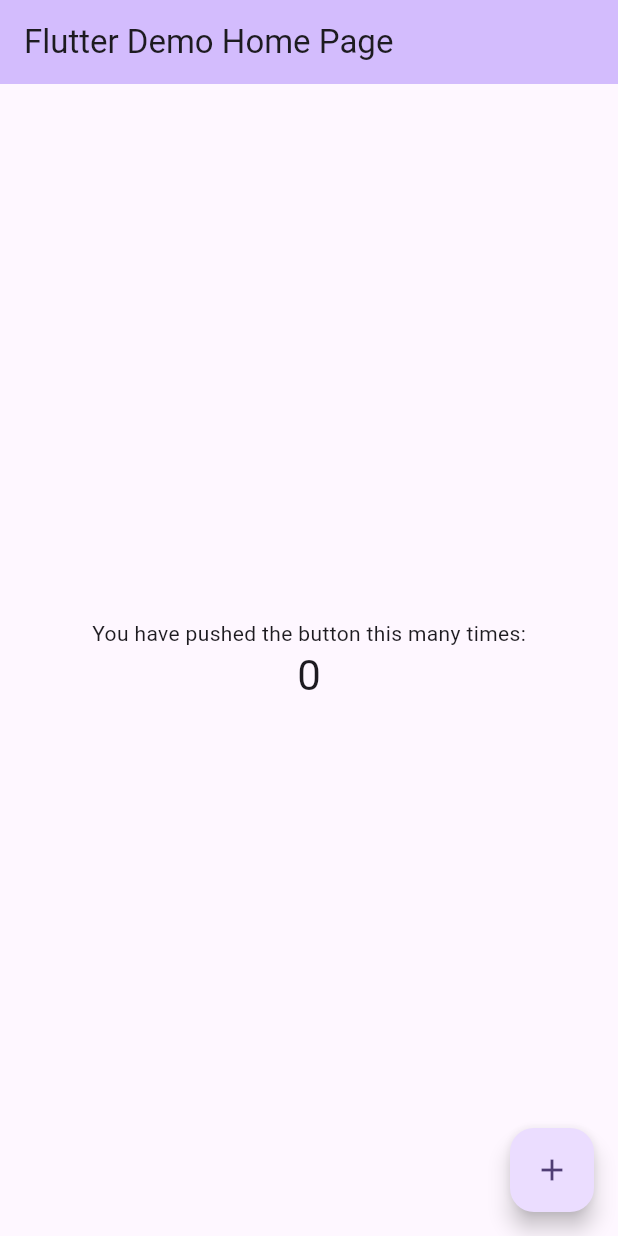
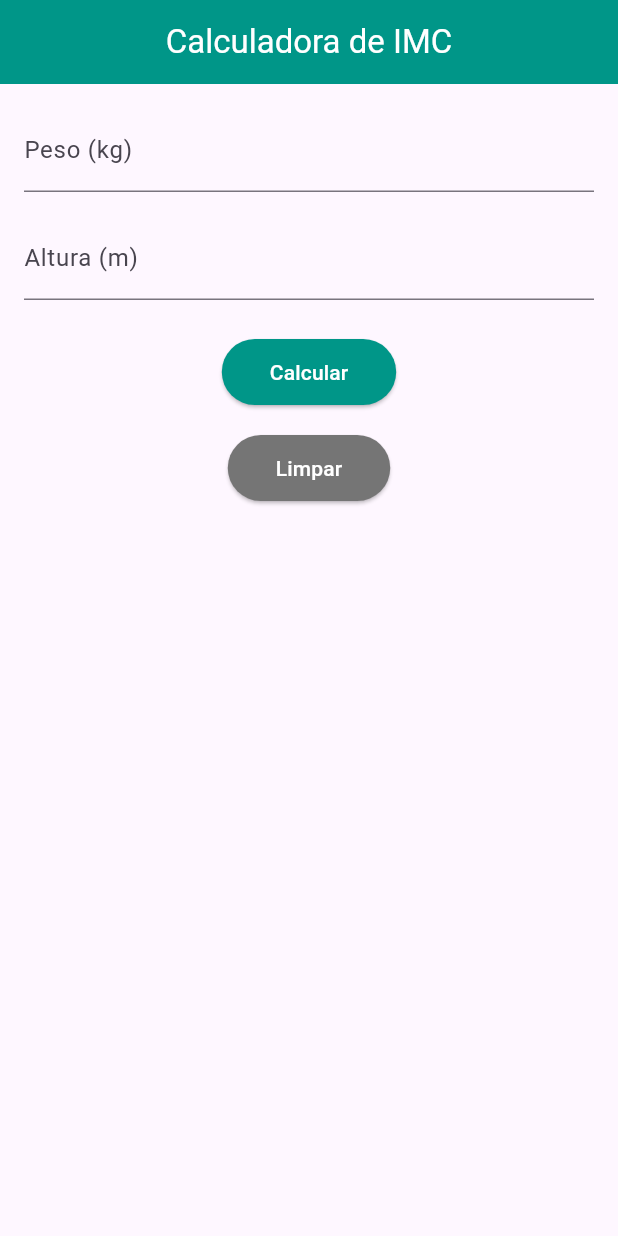
Before and after one commit to EderF-Silva/calculadora_imc_flutter, a Flutter app: the screen it shows after launch, on a phone screen of 412 x 824 dp. Run offline on Flutter 3.47's test engine with Material 3 defaults, Android fonts, the phone set to English and light mode, and no system bars.

Commit message:
feat: :sparkles: Implementação de tela para calculo do IMC.

```diff
--- a/lib/main.dart
+++ b/lib/main.dart
@@ -1,122 +1,134 @@
 import 'package:flutter/material.dart';
 
 void main() {
-  runApp(const MyApp());
+  runApp(MaterialApp(home: IMCCalculator(), debugShowCheckedModeBanner: false));
 }
 
-class MyApp extends StatelessWidget {
-  const MyApp({super.key});
-
-  // This widget is the root of your application.
+class IMCCalculator extends StatefulWidget {
   @override
-  Widget build(BuildContext context) {
-    return MaterialApp(
-      title: 'Flutter Demo',
-      theme: ThemeData(
-        // This is the theme of your application.
-        //
-        // TRY THIS: Try running your application with "flutter run". You'll see
-        // the application has a purple toolbar. Then, without quitting the app,
-        // try changing the seedColor in the colorScheme below to Colors.green
-        // and then invoke "hot reload" (save your changes or press the "hot
-        // reload" button in a Flutter-supported IDE, or press "r" if you used
-        // the command line to start the app).
-        //
-        // Notice that the counter didn't reset back to zero; the application
-        // state is not lost during the reload. To reset the state, use hot
-        // restart instead.
-        //
-        // This works for code too, not just values: Most code changes can be
-        // tested with just a hot reload.
-        colorScheme: ColorScheme.fromSeed(seedColor: Colors.deepPurple),
-      ),
-      home: const MyHomePage(title: 'Flutter Demo Home Page'),
-    );
-  }
+  _IMCCalculatorState createState() => _IMCCalculatorState();
 }
 
-class MyHomePage extends StatefulWidget {
-  const MyHomePage({super.key, required this.title});
+class _IMCCalculatorState extends State<IMCCalculator> {
+  final TextEditingController weightController = TextEditingController();
+  final TextEditingController heightController = TextEditingController();
 
-  // This widget is the home page of your application. It is stateful, meaning
-  // that it has a State object (defined below) that contains fields that affect
-  // how it looks.
+  double? _imc;
+  String _message = '';
+  Color _resultColor = Colors.black;
 
-  // This class is the configuration for the state. It holds the values (in this
-  // case the title) provided by the parent (in this case the App widget) and
-  // used by the build method of the State. Fields in a Widget subclass are
-  // always marked "final".
+  void _calculateIMC() {
+    double? weight = double.tryParse(weightController.text);
+    double? height = double.tryParse(heightController.text);
 
-  final String title;
+    if (weight == null || height == null || height == 0) {
+      setState(() {
+        _message = 'Por favor, insira valores válidos!';
+        _resultColor = Colors.red;
+        _imc = null;
+      });
+      return;
+    }
 
-  @override
-  State<MyHomePage> createState() => _MyHomePageState();
-}
+    double imc = weight / (height * height);
 
-class _MyHomePageState extends State<MyHomePage> {
-  int _counter = 0;
+    String classification;
+    Color color;
 
-  void _incrementCounter() {
+    if (imc < 18.5) {
+      classification = 'Abaixo do peso';
+      color = Colors.orange;
+    } else if (imc < 24.9) {
+      classification = 'Peso ideal';
+      color = Colors.green;
+    } else if (imc < 29.9) {
+      classification = 'Sobrepeso';
+      color = Colors.yellow[800]!;
+    } else if (imc < 34.9) {
+      classification = 'Obesidade Grau I';
+      color = Colors.deepOrange;
+    } else if (imc < 39.9) {
+      classification = 'Obesidade Grau II';
+      color = Colors.redAccent;
+    } else {
+      classification = 'Obesidade Grau III';
+      color = Colors.red;
+    }
+
     setState(() {
-      // This call to setState tells the Flutter framework that something has
-      // changed in this State, which causes it to rerun the build method below
-      // so that the display can reflect the updated values. If we changed
-      // _counter without calling setState(), then the build method would not be
-      // called again, and so nothing would appear to happen.
-      _counter++;
+      _imc = imc;
+      _message = 'IMC: ${imc.toStringAsFixed(2)}\n$classification';
+      _resultColor = color;
+    });
+  }
+
+  void _clearFields() {
+    setState(() {
+      weightController.clear();
+      heightController.clear();
+      _message = '';
+      _imc = null;
+      _resultColor = Colors.black;
     });
   }
 
   @override
   Widget build(BuildContext context) {
-    // This method is rerun every time setState is called, for instance as done
-    // by the _incrementCounter method above.
-    //
-    // The Flutter framework has been optimized to make rerunning build methods
-    // fast, so that you can just rebuild anything that needs updating rather
-    // than having to individually change instances of widgets.
     return Scaffold(
       appBar: AppBar(
-        // TRY THIS: Try changing the color here to a specific color (to
-        // Colors.amber, perhaps?) and trigger a hot reload to see the AppBar
-        // change color while the other colors stay the same.
-        backgroundColor: Theme.of(context).colorScheme.inversePrimary,
-        // Here we take the value from the MyHomePage object that was created by
-        // the App.build method, and use it to set our appbar title.
-        title: Text(widget.title),
+        title: Text('Calculadora de IMC'),
+        centerTitle: true,
+        backgroundColor: Colors.teal,
+        foregroundColor: Colors.white,
       ),
-      body: Center(
-        // Center is a layout widget. It takes a single child and positions it
-        // in the middle of the parent.
+      body: Padding(
+        padding: const EdgeInsets.all(16.0),
         child: Column(
-          // Column is also a layout widget. It takes a list of children and
-          // arranges them vertically. By default, it sizes itself to fit its
-          // children horizontally, and tries to be as tall as its parent.
-          //
-          // Column has various properties to control how it sizes itself and
-          // how it positions its children. Here we use mainAxisAlignment to
-          // center the children vertically; the main axis here is the vertical
-          // axis because Columns are vertical (the cross axis would be
-          // horizontal).
-          //
-          // TRY THIS: Invoke "debug painting" (choose the "Toggle Debug Paint"
-          // action in the IDE, or press "p" in the console), to see the
-          // wireframe for each widget.
-          mainAxisAlignment: MainAxisAlignment.center,
-          children: <Widget>[
-            const Text('You have pushed the button this many times:'),
+          children: [
+            TextField(
+              controller: weightController,
+              keyboardType: TextInputType.number,
+              decoration: InputDecoration(labelText: 'Peso (kg)'),
+            ),
+            SizedBox(height: 16),
+            TextField(
+              controller: heightController,
+              keyboardType: TextInputType.number,
+              decoration: InputDecoration(labelText: 'Altura (m)'),
+            ),
+            SizedBox(height: 24),
+            ElevatedButton(
+              onPressed: _calculateIMC,
+              child: Text('Calcular'),
+              style: ElevatedButton.styleFrom(
+                backgroundColor: Colors.teal,
+                foregroundColor: Colors.white,
+                padding: EdgeInsets.symmetric(horizontal: 32, vertical: 12),
+              ),
+            ),
+            SizedBox(height: 16),
+            ElevatedButton(
+              onPressed: _clearFields,
+              child: Text('Limpar'),
+              style: ElevatedButton.styleFrom(
+                backgroundColor: Colors.grey[600],
+                foregroundColor: Colors.white,
+                padding: EdgeInsets.symmetric(horizontal: 32, vertical: 12),
+              ),
+            ),
+            SizedBox(height: 32),
             Text(
-              '$_counter',
-              style: Theme.of(context).textTheme.headlineMedium,
+              _message,
+              textAlign: TextAlign.center,
+              style: TextStyle(
+                fontSize: 20,
+                color: _resultColor,
+                fontWeight: FontWeight.bold,
+              ),
             ),
           ],
         ),
       ),
-      floatingActionButton: FloatingActionButton(
-        onPressed: _incrementCounter,
-        tooltip: 'Increment',
-        child: const Icon(Icons.add),
-      ), // This trailing comma makes auto-formatting nicer for build methods.
     );
   }
 }
```
